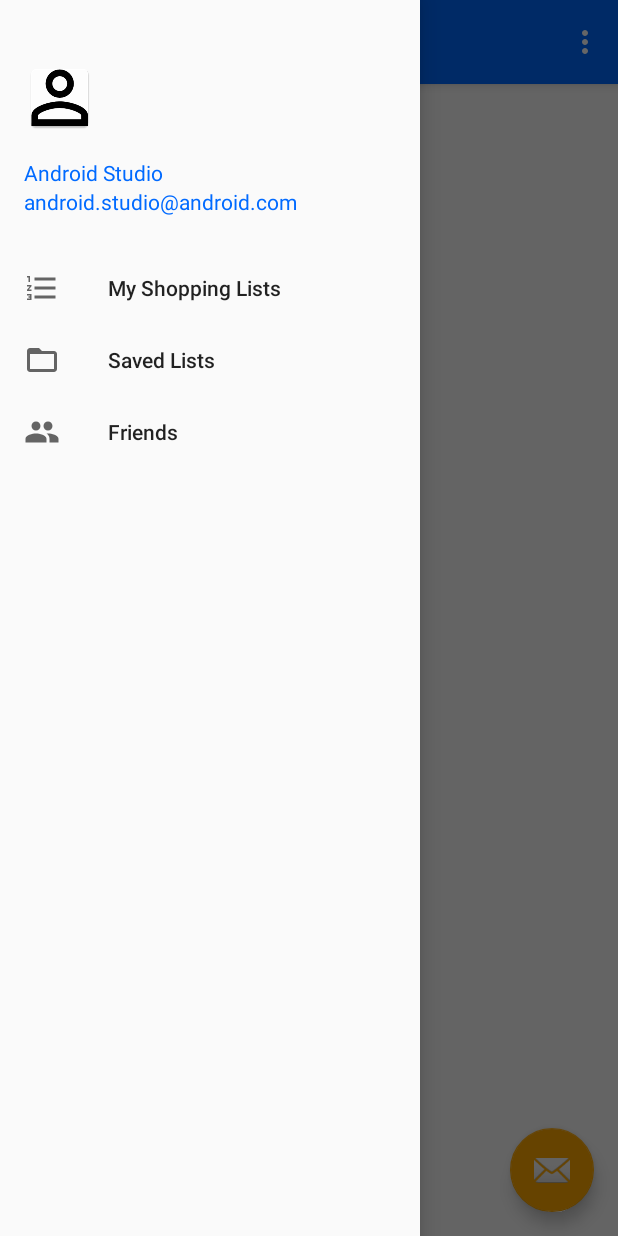
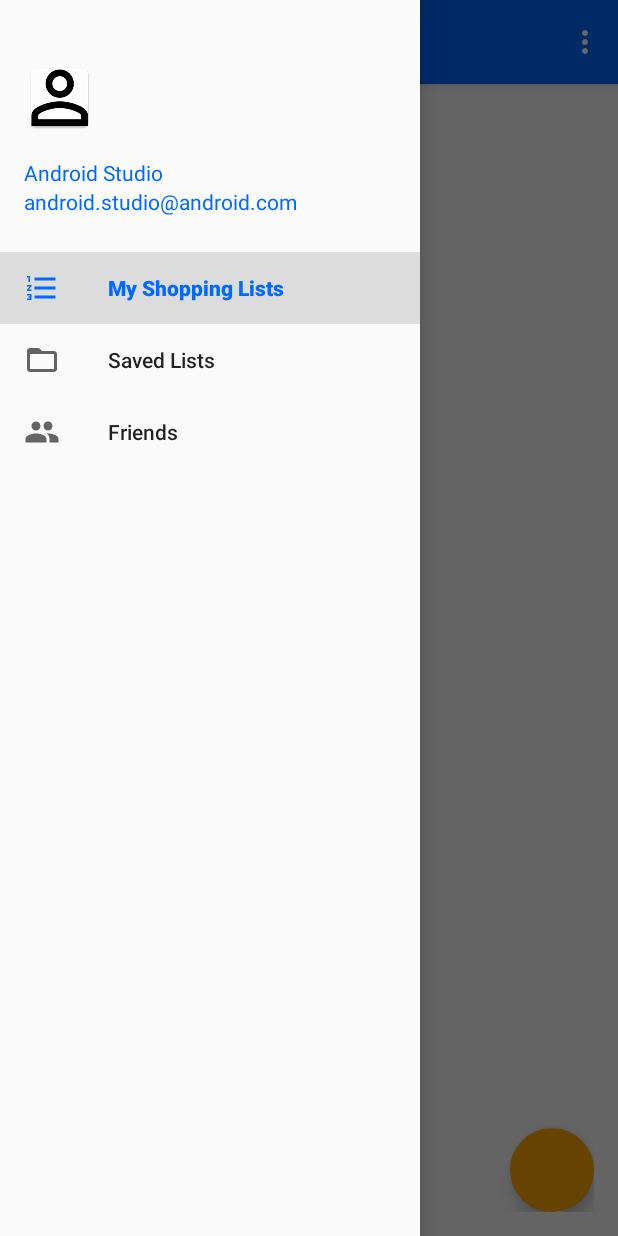
Before and after one commit to agbaria/SharedShoppingList, an Android app: the screen it shows after launch once a user with an empty profile is signed in (MainActivity), with the side drawer open, on a phone screen of 412 x 824 dp. Run offline under Robolectric (Android 15) with nearby library versions, the phone set to English and light mode, and no system bars; our stand-ins replace Firebase (no records; nobody signed in at launch, a user with empty details on screens opened directly).

Commit message:
SharedLists adapter need update

```diff
--- a/app/build.gradle
+++ b/app/build.gradle
@@ -36,4 +36,8 @@ dependencies {
 
 
 
+
+
+
+
 apply plugin: 'com.google.gms.google-services'
--- a/app/src/main/java/dev/agbaria/sharedshoppinglist/Activities/MainActivity.java
+++ b/app/src/main/java/dev/agbaria/sharedshoppinglist/Activities/MainActivity.java
@@ -4,6 +4,7 @@ import android.content.Intent;
 import android.os.Bundle;
 import android.support.annotation.NonNull;
 import android.support.design.widget.NavigationView;
+import android.support.v4.app.Fragment;
 import android.support.v4.view.GravityCompat;
 import android.support.v4.widget.DrawerLayout;
 import android.support.v7.app.ActionBarDrawerToggle;
@@ -16,6 +17,9 @@ import android.view.MenuItem;
 import com.google.firebase.auth.FirebaseAuth;
 import com.google.firebase.auth.FirebaseUser;
 
+import dev.agbaria.sharedshoppinglist.Fragments.FriendsFragment;
+import dev.agbaria.sharedshoppinglist.Fragments.SavedListsFragment;
+import dev.agbaria.sharedshoppinglist.Fragments.SharedListsFragment;
 import dev.agbaria.sharedshoppinglist.R;
 
 public class MainActivity extends AppCompatActivity
@@ -57,6 +61,10 @@ public class MainActivity extends AppCompatActivity
 
         NavigationView navigationView = (NavigationView) findViewById(R.id.nav_view);
         navigationView.setNavigationItemSelectedListener(this);
+
+        Fragment shoppingLists = SharedListsFragment.getInstance(mAuth.getCurrentUser().getEmail());
+        getSupportFragmentManager().beginTransaction().add(R.id.content_main, shoppingLists).commit();
+        setTitle("Shared Lists");
     }
 
     @Override
@@ -111,11 +119,17 @@ public class MainActivity extends AppCompatActivity
         int id = item.getItemId();
 
         if (id == R.id.shopping_lists) {
-            // Handle the camera action
+            Fragment shoppingLists = new SharedListsFragment();
+            getSupportFragmentManager().beginTransaction().replace(R.id.content_main, shoppingLists).commit();
+            setTitle("Shared Lists");
         } else if (id == R.id.saved_lists) {
-
+            Fragment savedLists = new SavedListsFragment();
+            getSupportFragmentManager().beginTransaction().replace(R.id.content_main, savedLists).commit();
+            setTitle("Saved Lists");
         } else if (id == R.id.friends) {
-
+            Fragment friends = new FriendsFragment();
+            getSupportFragmentManager().beginTransaction().replace(R.id.content_main, friends).commit();
+            setTitle("Friends");
         }
 
         drawer.closeDrawer(GravityCompat.START);
--- /dev/null
+++ b/app/src/main/java/dev/agbaria/sharedshoppinglist/Fragments/SharedListsFragment.java
@@ -0,0 +1,116 @@
+package dev.agbaria.sharedshoppinglist.Fragments;
+
+
+import android.os.Bundle;
+import android.support.annotation.Nullable;
+import android.support.v4.app.Fragment;
+import android.support.v7.widget.LinearLayoutManager;
+import android.support.v7.widget.RecyclerView;
+import android.view.LayoutInflater;
+import android.view.View;
+import android.view.ViewGroup;
+
+import com.google.firebase.database.ChildEventListener;
+import com.google.firebase.database.DataSnapshot;
+import com.google.firebase.database.DatabaseError;
+import com.google.firebase.database.DatabaseReference;
+import com.google.firebase.database.FirebaseDatabase;
+
+import java.util.ArrayList;
+
+import dev.agbaria.sharedshoppinglist.Adapters.SharedListsAdapter;
+import dev.agbaria.sharedshoppinglist.R;
+
+/**
+ * A simple {@link Fragment} subclass.
+ */
+public class SharedListsFragment extends Fragment {
+
+    private static final String USER_ID = "userID";
+
+    private String userID;
+    private View view;
+    private ArrayList<DataSnapshot> snapshots;
+    private SharedListsAdapter adapter;
+
+    public static Fragment getInstance(String userID) {
+        Fragment fragment = new SharedListsFragment();
+        Bundle bundle = new Bundle();
+        bundle.putString(USER_ID, userID);
+        fragment.setArguments(bundle);
+        return fragment;
+    }
+
+    public SharedListsFragment() {
+        // Required empty public constructor
+    }
+
+    @Override
+    public void onCreate(@Nullable Bundle savedInstanceState) {
+        super.onCreate(savedInstanceState);
+
+        if(getArguments() != null) {
+            this.userID = getArguments().getString(USER_ID).replaceAll("\\.", ",");
+        }
+        snapshots = new ArrayList<>();
+    }
+
+    @Override
+    public View onCreateView(LayoutInflater inflater, ViewGroup container,
+                             Bundle savedInstanceState) {
+        // Inflate the layout for this fragment
+        View view = inflater.inflate(R.layout.fragment_shopping_lists, container, false);
+        this.view = view;
+        return view;
+    }
+
+    @Override
+    public void onResume() {
+        super.onResume();
+        init();
+    }
+
+    private void init() {
+        //TODO add listner for Fab to enable creating new shared lists
+        initRecycler();
+        updateContent();
+    }
+
+    private void initRecycler() {
+        RecyclerView recycler = (RecyclerView) view.findViewById(R.id.recyclerSharedLists);
+        recycler.setLayoutManager(new LinearLayoutManager(getContext()));
+//        adapter = new SharedListsAdapter(snapshots, )
+    }
+
+    private void updateContent() {
+        snapshots.clear();
+        DatabaseReference rootRef = FirebaseDatabase.getInstance().getReference();
+        rootRef.child("UserLists").child(userID).addChildEventListener(new ChildEventListener() {
+            @Override
+            public void onChildAdded(DataSnapshot dataSnapshot, String s) {
+                snapshots.add(dataSnapshot);
+
+            }
+
+            @Override
+            public void onChildChanged(DataSnapshot dataSnapshot, String s) {
+
+            }
+
+            @Override
+            public void onChildRemoved(DataSnapshot dataSnapshot) {
+
+            }
+
+            @Override
+            public void onChildMoved(DataSnapshot dataSnapshot, String s) {
+
+            }
+
+            @Override
+            public void onCancelled(DatabaseError databaseError) {
+
+            }
+        });
+    }
+}
--- a/app/src/main/res/layout/app_bar_main.xml
+++ b/app/src/main/res/layout/app_bar_main.xml
@@ -8,14 +8,6 @@
     tools:context="dev.agbaria.sharedshoppinglist.Activities.MainActivity">
 
     <include layout="@layout/content_main" />
-
-    <android.support.design.widget.FloatingActionButton
-        android:id="@+id/fab"
-        android:layout_width="wrap_content"
-        android:layout_height="wrap_content"
-        android:layout_gravity="bottom|end"
-        android:layout_margin="@dimen/fab_margin"
-        app:srcCompat="@android:drawable/ic_dialog_email" />
 
     <android.support.design.widget.AppBarLayout
         android:layout_width="match_parent"
--- a/app/src/main/res/layout/content_main.xml
+++ b/app/src/main/res/layout/content_main.xml
@@ -11,10 +11,6 @@
     android:paddingTop="@dimen/activity_vertical_margin"
     app:layout_behavior="@string/appbar_scrolling_view_behavior"
     tools:context="dev.agbaria.sharedshoppinglist.Activities.MainActivity"
-    tools:showIn="@layout/app_bar_main">
+    tools:showIn="@layout/app_bar_main" >
 
-    <TextView
-        android:layout_width="wrap_content"
-        android:layout_height="wrap_content"
-        android:text="Hello World!" />
 </RelativeLayout>
--- /dev/null
+++ b/app/src/main/res/layout/fragment_shopping_lists.xml
@@ -0,0 +1,17 @@
+<FrameLayout xmlns:android="http://schemas.android.com/apk/res/android"
+    xmlns:tools="http://schemas.android.com/tools"
+    android:layout_width="match_parent"
+    android:layout_height="match_parent"
+    tools:context="dev.agbaria.sharedshoppinglist.Fragments.SharedListsFragment">
+
+    <android.support.v7.widget.RecyclerView
+        android:layout_width="match_parent"
+        android:layout_height="match_parent"
+        android:id="@+id/recyclerSharedLists" />
+
+    <android.support.design.widget.FloatingActionButton
+        android:layout_width="wrap_content"
+        android:layout_height="wrap_content"
+        android:layout_gravity="bottom|end" />
+
+</FrameLayout>
--- a/app/src/main/res/menu/activity_main_drawer.xml
+++ b/app/src/main/res/menu/activity_main_drawer.xml
@@ -6,7 +6,8 @@
         <item
             android:id="@+id/shopping_lists"
             android:icon="@drawable/ic_list"
-            android:title="My Shopping Lists" />
+            android:title="My Shopping Lists"
+            android:checked="true"/>
         <item
             android:id="@+id/saved_lists"
             android:icon="@drawable/ic_saved_lists"
```
Also changed, not shown: app/src/main/java/dev/agbaria/sharedshoppinglist/Adapters/SharedListsAdapter.java (added, +68 -0 lines), app/src/main/java/dev/agbaria/sharedshoppinglist/Fragments/FriendsFragment.java (added, +30 -0 lines), app/src/main/java/dev/agbaria/sharedshoppinglist/Fragments/SavedListsFragment.java (added, +30 -0 lines), app/src/main/java/dev/agbaria/sharedshoppinglist/Models/ShoppingList.java (added, +45 -0 lines), app/src/main/res/layout/fragment_friends.xml (added, +13 -0 lines), app/src/main/res/layout/fragment_saved_lists.xml (added, +13 -0 lines), app/src/main/res/layout/list_item.xml (added, +21 -0 lines).
